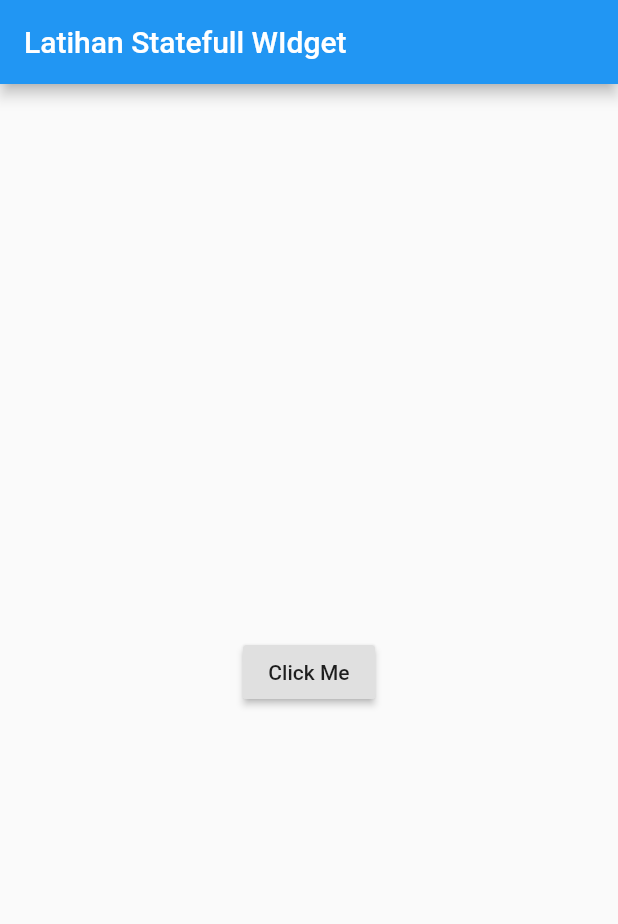
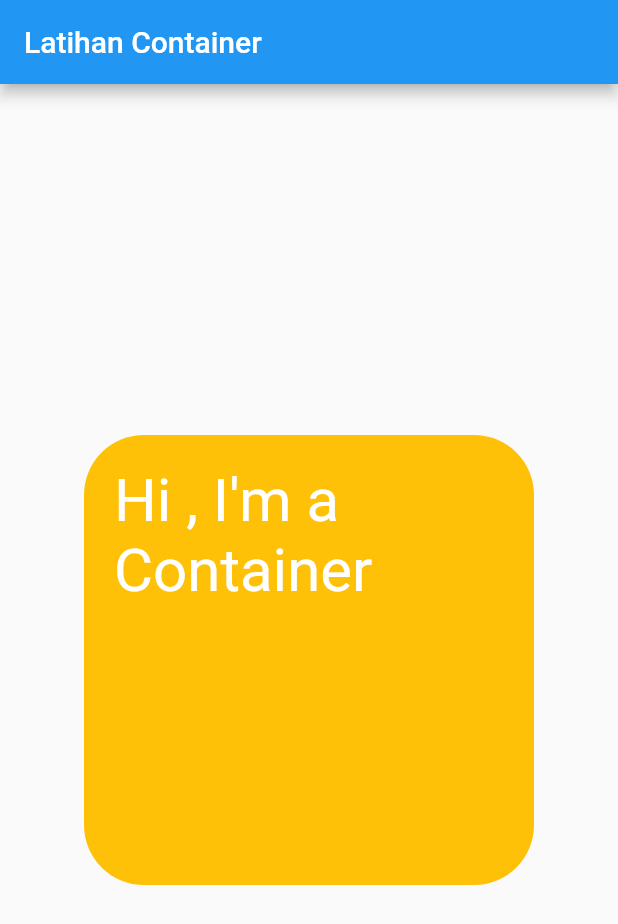
Before and after one commit to akbariyansyah/latihan-flutter, a Flutter app: the screen it shows after launch, on a phone screen of 412 x 824 dp. Shown: the top 924 px of the screen. Run offline on Flutter 3.47's test engine with Material 2 defaults, Android fonts, the phone set to English and light mode, and no system bars.

Commit message:
-Initial Commit -Complete the code

```diff
--- a/lib/main.dart
+++ b/lib/main.dart
@@ -16,44 +16,34 @@ class MyApp extends StatelessWidget {
   }
 }
 
-class MainPage extends StatefulWidget {
-  @override
-  _MainPageState createState() => _MainPageState();
-}
-
-class _MainPageState extends State<MainPage> {
-  bool isPressed = false;
+class MainPage extends StatelessWidget {
   @override
   Widget build(BuildContext context) {
     return Scaffold(
         appBar: AppBar(
           title: Text(
-            "Latihan Statefull WIdget",
+            "Latihan Container",
           ),
         ),
-        body: Column(
-          mainAxisAlignment: MainAxisAlignment.center,
-          children: [
-            Center(
-              child: (isPressed)
-                  ? Icon(
-                      Icons.adb,
-                      size: 80,
-                      color: Colors.red,
-                    )
-                  : Text(""),
+        body: Center(
+          child: Container(
+            width: 300,
+            height: 300,
+            padding: EdgeInsets.fromLTRB(20, 20, 0, 0),
+            child: Text(
+              "Hi , I'm a Container",
+              style: TextStyle(
+                  fontSize: 40,
+                  fontWeight: FontWeight.w400,
+                  color: Colors.white),
             ),
-            Center(
-              child: RaisedButton(
-                onPressed: () {
-                  setState(() {
-                    isPressed = !isPressed;
-                  });
-                },
-                child: Text("Click Me"),
-              ),
+            decoration: BoxDecoration(
+              borderRadius: BorderRadius.circular(40),
+              color: Colors.amber,
+
             ),
-          ],
+          ),
         ));
+    ;
   }
 }
```
